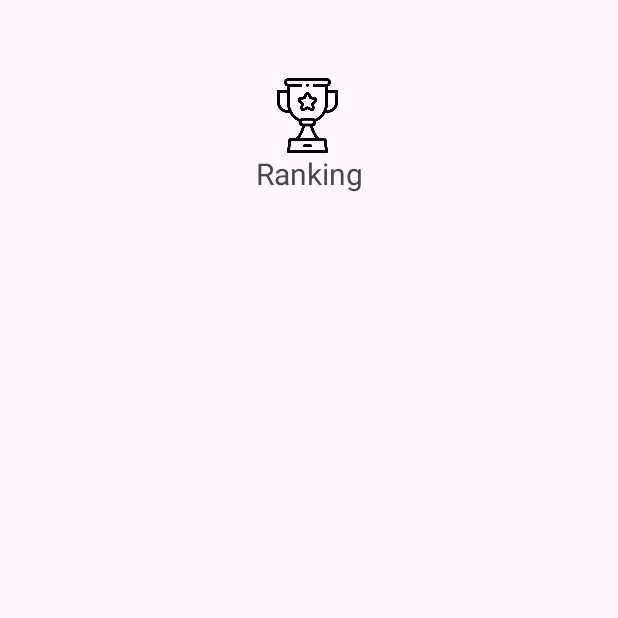
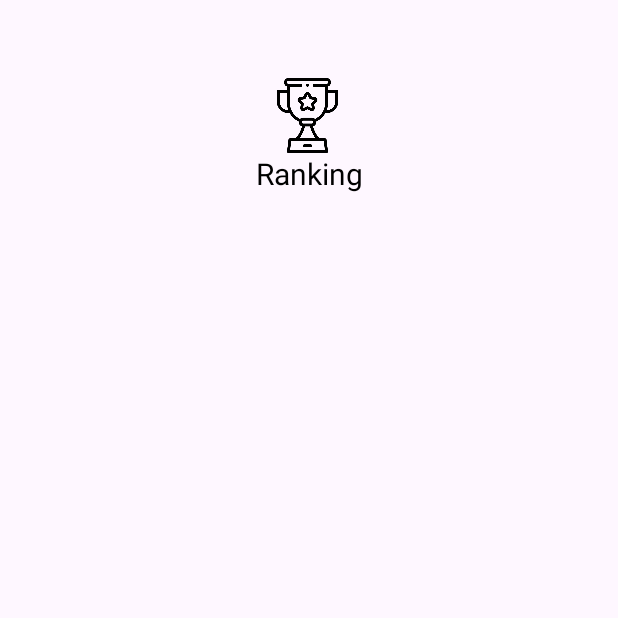
Before and after one commit to diego-cavalcantii/MavidSmileApp, an Android app: the RankingFragment screen opened through its navigation route, on a phone screen of 412 x 824 dp, the top half of it. Run offline under Robolectric (Android 15) with nearby library versions, the phone set to English and light mode, and no system bars; our stand-ins replace navigation-ui; pictures from the network do not load; 1 statement that could not run was skipped.

Commit message:
feat: textos modo noturno

```diff
--- a/app/src/main/java/com/example/mavidsmileapp/Api.kt
+++ b/app/src/main/java/com/example/mavidsmileapp/Api.kt
@@ -32,6 +32,8 @@ interface NivelPropertyService {
     @GET("/nivel")
     fun getAllNiveis(): Call<List<Nivel>>
 }
+
+
 
 object Api {
     fun buildServiceCliente(): ClientePropertyService {
--- a/app/src/main/res/layout/bio.xml
+++ b/app/src/main/res/layout/bio.xml
@@ -36,6 +36,7 @@
             android:id="@+id/nomeCliente"
             android:layout_width="wrap_content"
             android:layout_height="wrap_content"
+            android:textColor="@color/icon_color"
             app:layout_constraintBottom_toBottomOf="parent"
             app:layout_constraintEnd_toEndOf="parent"
             app:layout_constraintHorizontal_bias="0.132"
@@ -45,6 +46,7 @@
         <TextView
             android:id="@+id/nivelCliente"
             android:layout_width="wrap_content"
+            android:textColor="@color/icon_color"
             android:layout_height="wrap_content"
             app:layout_constraintBottom_toBottomOf="parent"
             app:layout_constraintEnd_toEndOf="parent"
--- a/app/src/main/res/layout/fragment_awards.xml
+++ b/app/src/main/res/layout/fragment_awards.xml
@@ -31,7 +31,8 @@
         android:layout_height="wrap_content"
         android:layout_marginTop="24dp"
         android:layout_marginBottom="24dp"
-        android:text="Premios Recebidos"
+        android:text="@string/premios_recebidos"
+        android:textColor="@color/icon_color"
         android:textSize="24sp"
         app:layout_constraintBottom_toTopOf="@+id/nestedScrollView"
         app:layout_constraintEnd_toEndOf="parent"
--- a/app/src/main/res/layout/fragment_main.xml
+++ b/app/src/main/res/layout/fragment_main.xml
@@ -16,7 +16,7 @@
         android:fontFamily="@font/neon"
         android:gravity="center"
         android:text="@string/cumpra_suas_tarefas_diarias_e_continue_avan_ando"
-        android:textColor="@color/black"
+        android:textColor="@color/icon_color"
         android:textSize="24sp"
         android:textStyle="normal"
         app:layout_constraintBottom_toTopOf="@+id/boxActivityEscova"
--- a/app/src/main/res/layout/fragment_metas.xml
+++ b/app/src/main/res/layout/fragment_metas.xml
@@ -28,8 +28,9 @@
         android:layout_height="wrap_content"
         android:layout_marginTop="24dp"
         android:layout_marginBottom="24dp"
-        android:text="Metas"
+        android:text="@string/metas"
         android:textSize="24sp"
+        android:textColor="@color/icon_color"
         app:layout_constraintBottom_toTopOf="@+id/nestedScrollView"
         app:layout_constraintEnd_toEndOf="parent"
         app:layout_constraintStart_toStartOf="parent"
--- a/app/src/main/res/layout/fragment_ranking.xml
+++ b/app/src/main/res/layout/fragment_ranking.xml
@@ -22,13 +22,15 @@
         app:layout_constraintHorizontal_bias="0.498"
         app:layout_constraintStart_toStartOf="parent"
         app:layout_constraintTop_toTopOf="parent"
-        app:srcCompat="@drawable/trofeu" />
+        app:srcCompat="@drawable/trofeu"
+        app:tint="@color/icon_color" />
 
     <TextView
         android:id="@+id/textView3"
         android:layout_width="wrap_content"
         android:layout_height="wrap_content"
-        android:text="Ranking"
+        android:text="@string/ranking"
+        android:textColor="@color/icon_color"
         android:textSize="20sp"
         app:layout_constraintTop_toBottomOf="@id/imageView"
         app:layout_constraintStart_toStartOf="parent"
--- a/app/src/main/res/values/strings.xml
+++ b/app/src/main/res/values/strings.xml
@@ -50,4 +50,6 @@
     <string name="ranking">Ranking</string>
     <string name="main">Main</string>
     <string name="rewards">Rewards</string>
+    <string name="metas">Metas</string>
+    <string name="premios_recebidos">Premios Recebidos</string>
 </resources>
```
